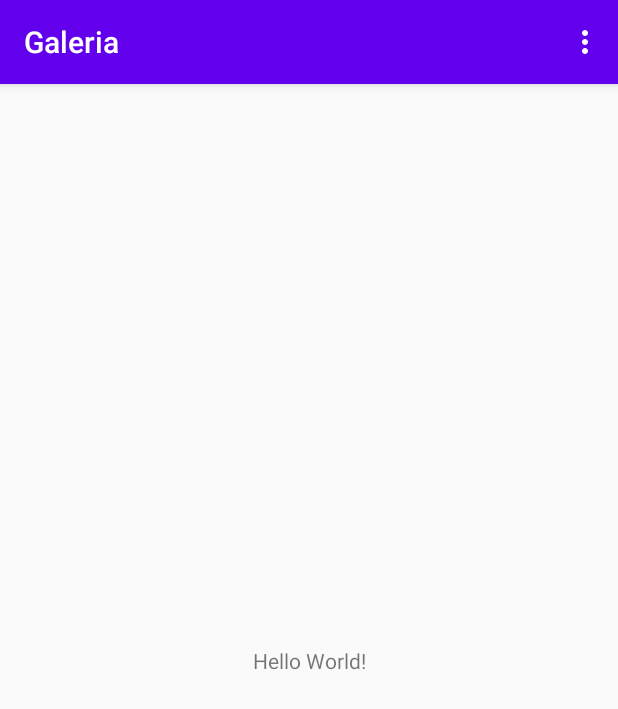
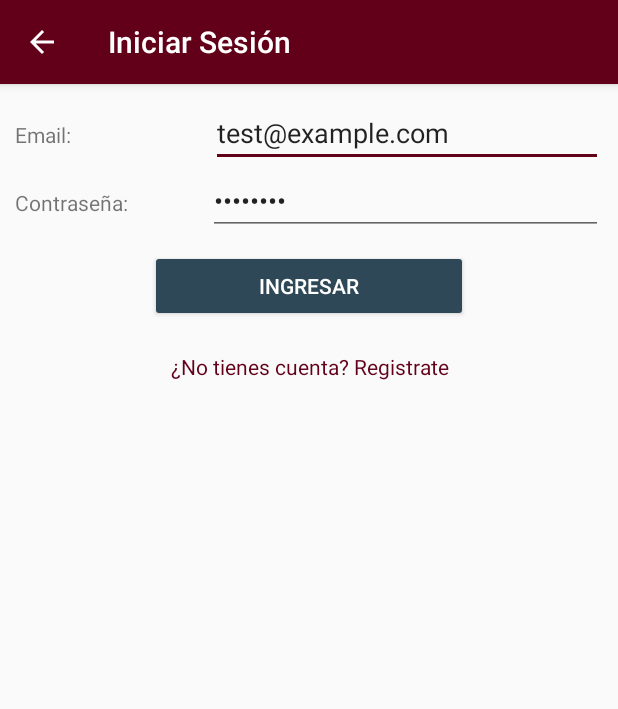
Before and after one commit to ccahui/ProyectoPlataformas, an Android app: the screen it shows after launch (MainActivity before the commit, Login after it), in the options menu, after a tap on "Iniciar Sesión", on a phone screen of 412 x 824 dp. Shown: the top 709 px of the screen. Run offline under Robolectric (Android 15) with nearby library versions, the phone set to English and light mode, and no system bars; our stand-ins replace Firebase (no records; nobody signed in at launch, a user with empty details on screens opened directly).

Commit message:
Login de Usuario

```diff
--- a/app/build.gradle
+++ b/app/build.gradle
@@ -1,4 +1,5 @@
 apply plugin: 'com.android.application'
+apply plugin: 'com.google.gms.google-services'
 
 android {
     compileSdkVersion 29
@@ -25,6 +26,7 @@ dependencies {
     implementation fileTree(dir: "libs", include: ["*.jar"])
     implementation 'androidx.appcompat:appcompat:1.1.0'
     implementation 'androidx.constraintlayout:constraintlayout:1.1.3'
+    implementation 'com.google.firebase:firebase-auth:16.0.5'
     testImplementation 'junit:junit:4.12'
     androidTestImplementation 'androidx.test.ext:junit:1.1.1'
     androidTestImplementation 'androidx.test.espresso:espresso-core:3.2.0'
--- /dev/null
+++ b/app/src/main/java/com/example/galeria/Login/Model/ModelLogin.java
@@ -0,0 +1,7 @@
+package com.example.galeria.Login.Model;
+
+public interface ModelLogin {
+
+    public void login(String email, String password);
+
+}
--- /dev/null
+++ b/app/src/main/java/com/example/galeria/Login/Model/ModelLoginImp.java
@@ -0,0 +1,36 @@
+package com.example.galeria.Login.Model;
+
+import com.example.galeria.Login.Presenter.ListenerLogin;
+import com.google.android.gms.tasks.OnCompleteListener;
+import com.google.android.gms.tasks.Task;
+import com.google.firebase.auth.AuthResult;
+import com.google.firebase.auth.FirebaseAuth;
+
+import androidx.annotation.NonNull;
+
+public class ModelLoginImp implements ModelLogin {
+    private ListenerLogin listenerLogin;
+    private FirebaseAuth mAuth;
+
+    public ModelLoginImp(ListenerLogin listenerLogin) {
+        this.listenerLogin = listenerLogin;
+        mAuth = FirebaseAuth.getInstance();
+    }
+
+    @Override
+    public void login(String email, String password) {
+
+        mAuth.signInWithEmailAndPassword(email, password).addOnCompleteListener(new OnCompleteListener<AuthResult>() {
+            @Override
+            public void onComplete(@NonNull Task<AuthResult> task) {
+                if (task.isSuccessful()) {
+                    listenerLogin.onSuccess();
+                } else {
+
+                    listenerLogin.onError("Usuario o password incorrecto");
+                }
+
+            }
+        });
+    }
+}
--- /dev/null
+++ b/app/src/main/java/com/example/galeria/Login/Presenter/ListenerLogin.java
@@ -0,0 +1,8 @@
+package com.example.galeria.Login.Presenter;
+
+public interface ListenerLogin {
+
+    public void onSuccess();
+    public void onError(String error);
+
+}
--- /dev/null
+++ b/app/src/main/java/com/example/galeria/Login/Presenter/PresenterLogin.java
@@ -0,0 +1,6 @@
+package com.example.galeria.Login.Presenter;
+
+public interface PresenterLogin {
+
+    public void login(String email, String password);
+}
--- /dev/null
+++ b/app/src/main/java/com/example/galeria/Login/View/Login.java
@@ -0,0 +1,117 @@
+package com.example.galeria.Login.View;
+
+import androidx.appcompat.app.AppCompatActivity;
+
+import android.content.Intent;
+import android.os.Bundle;
+import android.view.View;
+import android.widget.Button;
+import android.widget.EditText;
+import android.widget.ProgressBar;
+import android.widget.TextView;
+import android.widget.Toast;
+
+import com.example.galeria.Login.Presenter.PresenterLogin;
+import com.example.galeria.Login.Presenter.PresenterLoginImp;
+import com.example.galeria.MainActivity;
+import com.example.galeria.R;
+
+public class Login extends AppCompatActivity implements View.OnClickListener, ViewLogin {
+
+
+    private EditText email, password;
+    private ProgressBar progressBar;
+    private PresenterLogin presenterLogin;
+
+    @Override
+    protected void onCreate(Bundle savedInstanceState) {
+        super.onCreate(savedInstanceState);
+        setContentView(R.layout.activity_login);
+
+        this.setTitle(R.string.title_login);
+
+        email = (EditText) findViewById(R.id.editTextEmail);
+        password = (EditText) findViewById(R.id.editTextPassword);
+        progressBar = findViewById(R.id.progressBarIniciarSesion);
+
+        presenterLogin = new PresenterLoginImp(this);
+
+        TextView registrarse = (TextView) findViewById(R.id.registrar);
+        Button login = (Button) findViewById(R.id.button_login);
+        login.setOnClickListener(this);
+        registrarse.setOnClickListener(this);
+
+        cargarUnUsuarioDePrueba();
+
+    }
+
+
+    @Override
+    public void onClick(View view) {
+        switch (view.getId()) {
+            case R.id.button_login:
+                presenterLogin.login(getEmail(), getPassword());
+                break;
+
+            case R.id.registrar:
+                redirecToRegistrarse();
+                break;
+        }
+    }
+
+    @Override
+    public void mostrarProgressBar() {
+        progressBar.setVisibility(View.VISIBLE);
+    }
+
+    @Override
+    public void ocultarProgressBar() {
+        progressBar.setVisibility(View.GONE);
+    }
+
+    @Override
+    public void setEmailError(String error) {
+        email.setError(error);
+    }
+
+    @Override
+    public void setPassworError(String error) {
+        password.setError(error);
+    }
+
+    @Override
+    public void onErrorLogin(String error) {
+        toastShow(error);
+    }
+
+
+    @Override
+    public void redirecToHome() {
+        toastShow("LOGIN EXITO");
+        startActivity(new Intent(Login.this, MainActivity.class));
+        finish();
+    }
+
+    public void redirecToRegistrarse(){
+        //Intent intent = new Intent(IniciarSesion.this, Registrarse.class);
+        //startActivityForResult(intent, 200);
+    }
+
+    public String getEmail() {
+        return email.getText().toString();
+    }
+
+    public String getPassword() {
+        return password.getText().toString();
+    }
+
+
+    public void cargarUnUsuarioDePrueba() {
+        email.setText("test@example.com");
+        password.setText("12345678");
+    }
+
+    private void toastShow(String error) {
+        Toast.makeText(this,error,Toast.LENGTH_SHORT).show();
+    }
+}
--- /dev/null
+++ b/app/src/main/java/com/example/galeria/Login/View/ViewLogin.java
@@ -0,0 +1,12 @@
+package com.example.galeria.Login.View;
+
+public interface ViewLogin {
+
+    public void mostrarProgressBar();
+    public void ocultarProgressBar();
+    public void setEmailError(String error);
+    public void setPassworError(String error);
+    public void onErrorLogin(String error);
+    public void redirecToHome();
+
+}
--- a/app/src/main/java/com/example/galeria/MainActivity.java
+++ b/app/src/main/java/com/example/galeria/MainActivity.java
@@ -6,6 +6,8 @@ import android.content.Intent;
 import android.os.Bundle;
 import android.view.Menu;
 import android.view.MenuItem;
+
+import com.example.galeria.Login.View.Login;
 
 public class MainActivity extends AppCompatActivity {
 
@@ -24,13 +26,13 @@ public class MainActivity extends AppCompatActivity {
     public boolean onOptionsItemSelected(MenuItem item) {
         switch (item.getItemId()) {
             case R.id.login:
-               // Intent intent = new Intent(this, IniciarSesion.class);
-               // startActivity(intent);
+                Intent intent = new Intent(this, Login.class);
+                startActivity(intent);
                 return (true);
 
             case R.id.logout:
                // mAuth.signOut();
-               // startActivity(new Intent(this, MainActivity.class));
+               startActivity(new Intent(this, MainActivity.class));
                 return (true);
         }
         return (super.onOptionsItemSelected(item));
--- /dev/null
+++ b/app/src/main/res/layout/activity_login.xml
@@ -0,0 +1,89 @@
+<?xml version="1.0" encoding="utf-8"?>
+<LinearLayout xmlns:android="http://schemas.android.com/apk/res/android"
+    xmlns:app="http://schemas.android.com/apk/res-auto"
+    xmlns:tools="http://schemas.android.com/tools"
+    android:layout_width="match_parent"
+    android:layout_height="match_parent"
+    android:orientation="vertical"
+    tools:context=".Login.View.Login"
+
+    android:paddingHorizontal="10dp"
+    android:paddingVertical="10dp"
+    >
+
+    <LinearLayout
+        android:layout_width="match_parent"
+        android:layout_height="wrap_content"
+        android:orientation="horizontal"
+
+        >
+
+        <TextView
+            android:id="@+id/textView"
+            android:layout_width="0dp"
+            android:layout_height="wrap_content"
+            android:layout_weight="1"
+            android:text="Email: " />
+
+        <EditText
+            android:id="@+id/editTextEmail"
+            android:layout_width="0dp"
+            android:layout_height="wrap_content"
+            android:layout_weight="2"
+            android:ems="10"
+            android:inputType="textPersonName" />
+    </LinearLayout>
+
+    <LinearLayout
+        android:layout_width="match_parent"
+        android:layout_height="wrap_content"
+        android:orientation="horizontal">
+
+        <TextView
+            android:id="@+id/textView2"
+            android:layout_width="wrap_content"
+            android:layout_height="wrap_content"
+            android:layout_weight="1"
+            android:text="Contraseña: " />
+
+        <EditText
+            android:id="@+id/editTextPassword"
+            android:layout_width="wrap_content"
+            android:layout_height="wrap_content"
+            android:layout_weight="1"
+            android:ems="10"
+            android:inputType="textPassword" />
+
+    </LinearLayout>
+
+    <ProgressBar
+        android:id="@+id/progressBarIniciarSesion"
+        android:layout_width="50dp"
+        android:layout_height="50dp"
+        android:layout_gravity="center"
+        android:backgroundTint="@color/colorButton"
+        android:progress="80"
+        android:visibility="gone"
+
+        />
+
+    <Button
+        android:id="@+id/button_login"
+        android:layout_width="match_parent"
+        android:layout_height="wrap_content"
+        android:layout_marginHorizontal="90dp"
+        android:layout_marginTop="10dp"
+        android:backgroundTint="@color/colorButton"
+        android:text="@string/btn_login"
+        android:textColor="@color/colorWhite" />
+
+    <TextView
+        android:id="@+id/registrar"
+        android:layout_width="match_parent"
+        android:layout_height="wrap_content"
+        android:layout_marginTop="20dp"
+        android:clickable="true"
+        android:text="@string/msg_para_registrarse"
+        android:textAlignment="center"
+        android:textColor="@color/colorAccent" />
+</LinearLayout>
--- a/app/src/main/res/values/colors.xml
+++ b/app/src/main/res/values/colors.xml
@@ -1,6 +1,11 @@
 <?xml version="1.0" encoding="utf-8"?>
 <resources>
-    <color name="colorPrimary">#6200EE</color>
-    <color name="colorPrimaryDark">#3700B3</color>
-    <color name="colorAccent">#03DAC5</color>
+
+    <color name="colorPrimary">#620019</color>
+    <color name="colorPrimaryDark"></color>
+    <color name="colorAccent">#620019</color>
+
+    <color name="colorButton">#2F4858</color>
+    <color name="colorWhite">#ffffff</color>
+    <color name="colorBlack">#000000</color>
 </resources>
--- /dev/null
+++ b/app/src/main/res/values/dimens.xml
@@ -0,0 +1,5 @@
+<resources>
+    <!-- Default screen margins, per the Android Design guidelines. -->
+    <dimen name="activity_horizontal_margin">16dp</dimen>
+    <dimen name="activity_vertical_margin">16dp</dimen>
+</resources>
--- a/app/src/main/res/values/strings.xml
+++ b/app/src/main/res/values/strings.xml
@@ -2,4 +2,15 @@
     <string name="app_name">Galeria</string>
     <string name="login">Iniciar Sesión</string>
     <string name="logout">Cerrar Sesión</string>
+
+    <string name="title_login">Iniciar Sesión</string>
+    <string name="title_registrarse">Registrarse</string>
+
+
+    <string name="btn_login">Ingresar</string>
+    <string name="btn_registrarse">Registrarse</string>
+
+
+    <string name="msg_para_registrarse">¿No tienes cuenta? Registrate</string>
+
 </resources>
--- a/app/src/main/res/values/styles.xml
+++ b/app/src/main/res/values/styles.xml
@@ -7,4 +7,5 @@
         <item name="colorAccent">@color/colorAccent</item>
     </style>
 
+
 </resources>
--- a/build.gradle
+++ b/build.gradle
@@ -6,6 +6,7 @@ buildscript {
     }
     dependencies {
         classpath "com.android.tools.build:gradle:4.0.0"
+        classpath 'com.google.gms:google-services:4.2.0'
 
         // NOTE: Do not place your application dependencies here; they belong
         // in the individual module build.gradle files
```
Also changed, not shown: app/src/main/AndroidManifest.xml (+4 -5 lines), app/src/main/java/com/example/galeria/Login/Presenter/PresenterLoginImp.java (added, +83 -0 lines), 1 other file.
